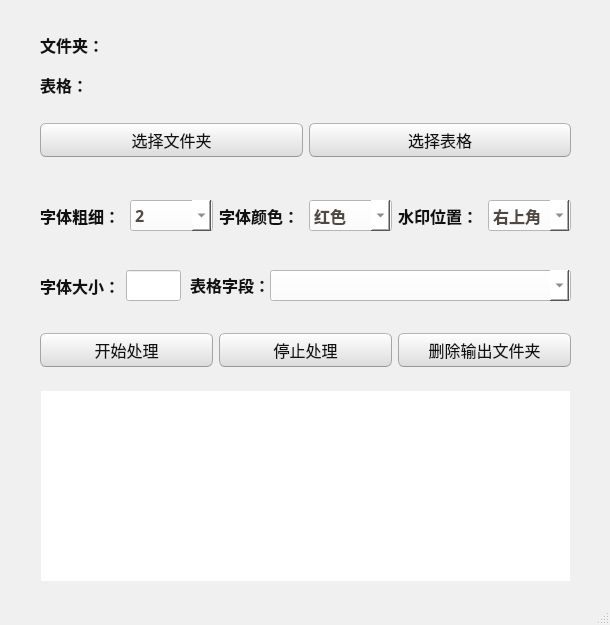
Qt form ui/picturetoolUI.ui (banniford/PictureTool) before a commit.
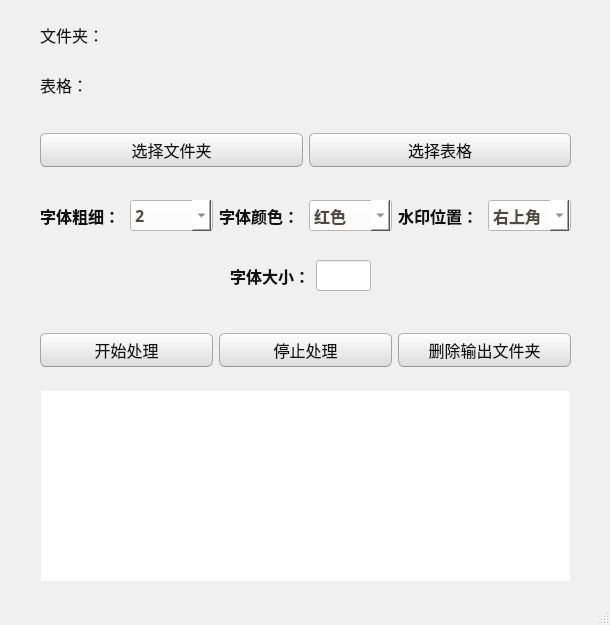
The same form after that commit. Icons and pictures are not drawn.

```diff
--- a/ui/picturetoolUI.ui
+++ b/ui/picturetoolUI.ui
@@ -532,17 +532,17 @@
     <property name="geometry">
      <rect>
       <x>40</x>
-      <y>30</y>
+      <y>10</y>
       <width>80</width>
-      <height>30</height>
+      <height>50</height>
      </rect>
     </property>
     <property name="font">
      <font>
       <family>Agency FB</family>
       <pointsize>12</pointsize>
-      <weight>75</weight>
-      <bold>true</bold>
+      <weight>50</weight>
+      <bold>false</bold>
      </font>
     </property>
     <property name="lineWidth">
@@ -559,17 +559,17 @@
     <property name="geometry">
      <rect>
       <x>40</x>
-      <y>70</y>
+      <y>60</y>
       <width>50</width>
-      <height>30</height>
+      <height>50</height>
      </rect>
     </property>
     <property name="font">
      <font>
       <family>Agency FB</family>
       <pointsize>12</pointsize>
-      <weight>75</weight>
-      <bold>true</bold>
+      <weight>50</weight>
+      <bold>false</bold>
      </font>
     </property>
     <property name="text">
@@ -579,16 +579,16 @@
    <widget class="QLabel" name="label_3">
     <property name="geometry">
      <rect>
-      <x>120</x>
-      <y>30</y>
-      <width>450</width>
-      <height>30</height>
+      <x>100</x>
+      <y>10</y>
+      <width>471</width>
+      <height>50</height>
      </rect>
     </property>
     <property name="font">
      <font>
-      <family>Agency FB</family>
-      <pointsize>14</pointsize>
+      <family>微软雅黑</family>
+      <pointsize>12</pointsize>
      </font>
     </property>
     <property name="lineWidth">
@@ -600,20 +600,23 @@
     <property name="textFormat">
      <enum>Qt::AutoText</enum>
     </property>
+    <property name="wordWrap">
+     <bool>true</bool>
+    </property>
    </widget>
    <widget class="QLabel" name="label_4">
     <property name="geometry">
      <rect>
-      <x>120</x>
-      <y>70</y>
-      <width>450</width>
-      <height>30</height>
+      <x>100</x>
+      <y>60</y>
+      <width>471</width>
+      <height>50</height>
      </rect>
     </property>
     <property name="font">
      <font>
-      <family>Agency FB</family>
-      <pointsize>14</pointsize>
+      <family>微软雅黑</family>
+      <pointsize>12</pointsize>
      </font>
     </property>
     <property name="lineWidth">
@@ -625,12 +628,15 @@
     <property name="textFormat">
      <enum>Qt::AutoText</enum>
     </property>
+    <property name="wordWrap">
+     <bool>true</bool>
+    </property>
    </widget>
    <widget class="QWidget" name="gridLayoutWidget">
     <property name="geometry">
      <rect>
       <x>40</x>
-      <y>110</y>
+      <y>120</y>
       <width>531</width>
       <height>61</height>
      </rect>
@@ -816,8 +822,8 @@
    <widget class="QWidget" name="horizontalLayoutWidget_2">
     <property name="geometry">
      <rect>
-      <x>40</x>
-      <y>260</y>
+      <x>230</x>
+      <y>250</y>
       <width>141</width>
       <height>51</height>
      </rect>
@@ -862,51 +868,6 @@
      </rect>
     </property>
    </widget>
-   <widget class="QComboBox" name="comboBox4">
-    <property name="geometry">
-     <rect>
-      <x>270</x>
-      <y>270</y>
-      <width>301</width>
-      <height>31</height>
-     </rect>
-    </property>
-    <property name="font">
-     <font>
-      <family>Agency FB</family>
-      <pointsize>12</pointsize>
-      <weight>75</weight>
-      <bold>true</bold>
-     </font>
-    </property>
-    <property name="tabletTracking">
-     <bool>false</bool>
-    </property>
-    <property name="editable">
-     <bool>false</bool>
-    </property>
-   </widget>
-   <widget class="QLabel" name="label_7">
-    <property name="geometry">
-     <rect>
-      <x>190</x>
-      <y>260</y>
-      <width>81</width>
-      <height>49</height>
-     </rect>
-    </property>
-    <property name="font">
-     <font>
-      <family>Agency FB</family>
-      <pointsize>12</pointsize>
-      <weight>75</weight>
-      <bold>true</bold>
-     </font>
-    </property>
-    <property name="text">
-     <string>表格字段：</string>
-    </property>
-   </widget>
    <widget class="QWidget" name="gridLayoutWidget_2">
     <property name="geometry">
      <rect>
```
